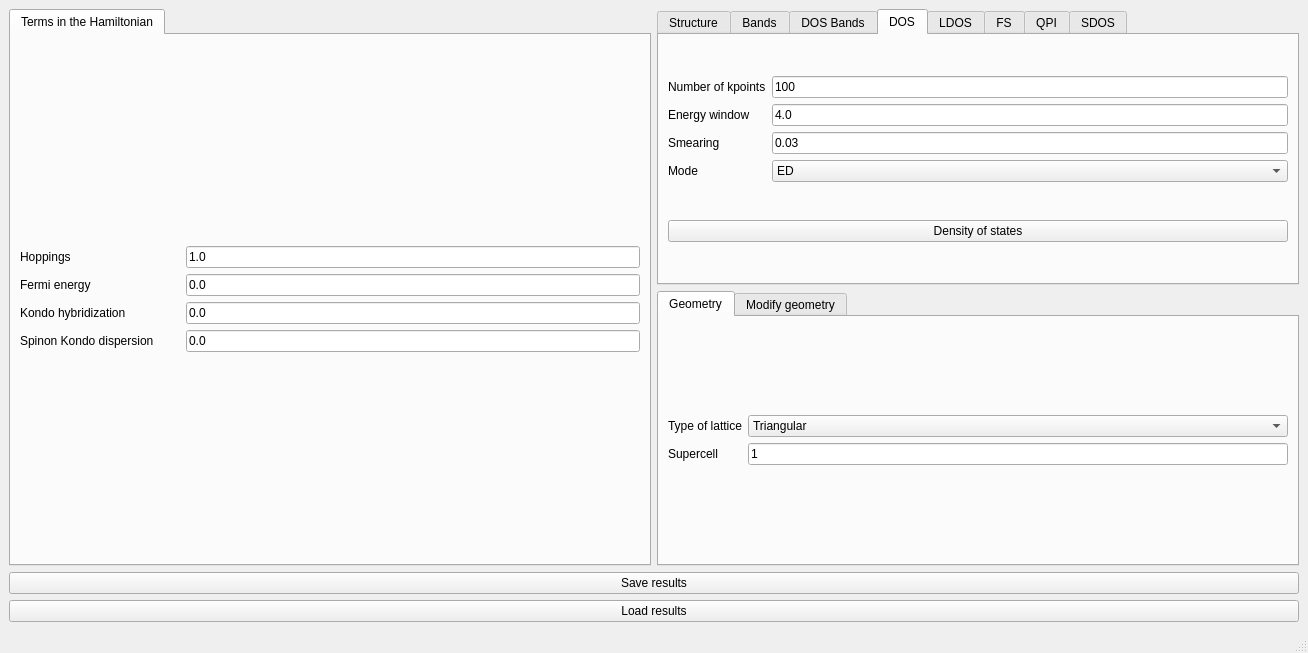
Before: the Qt Designer form interface-pyqt/heavyfermion/interface.ui in joselado/quantum-lattice, drawn with Qt 5.
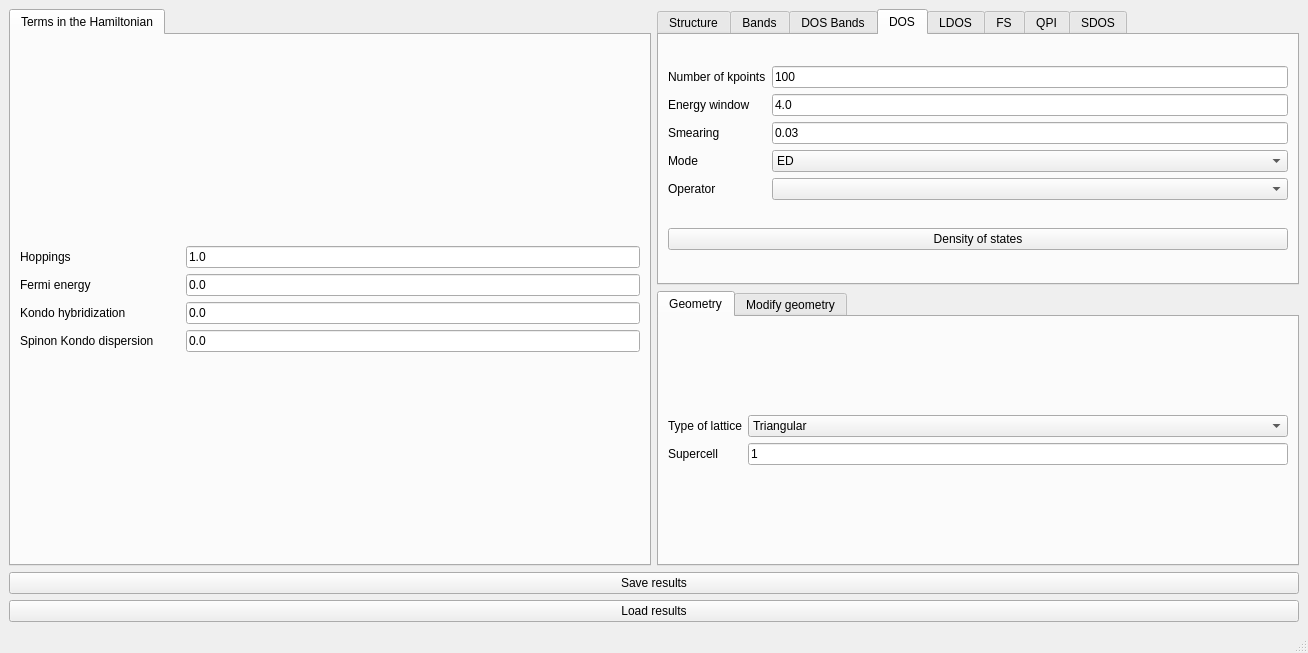
After: the same form once the commit is applied. The open tabs and pages were chosen to show the change.

Commit message: Add operator-projected DOS and KPM mode to get_dos

What changed in the file:
```diff
--- a/interface-pyqt/heavyfermion/interface.ui
+++ b/interface-pyqt/heavyfermion/interface.ui
@@ -562,6 +562,16 @@
             </property>
            </widget>
           </item>
+          <item row="4" column="0">
+           <widget class="QLabel" name="label_dos_operator">
+            <property name="text">
+             <string>Operator</string>
+            </property>
+           </widget>
+          </item>
+          <item row="4" column="1">
+           <widget class="QComboBox" name="dos_operator"/>
+          </item>
          </layout>
         </item>
         <item>
```
Left out of the diff: 5 changed lines with no effect on the pictures. The commit also changes 27 other files.
